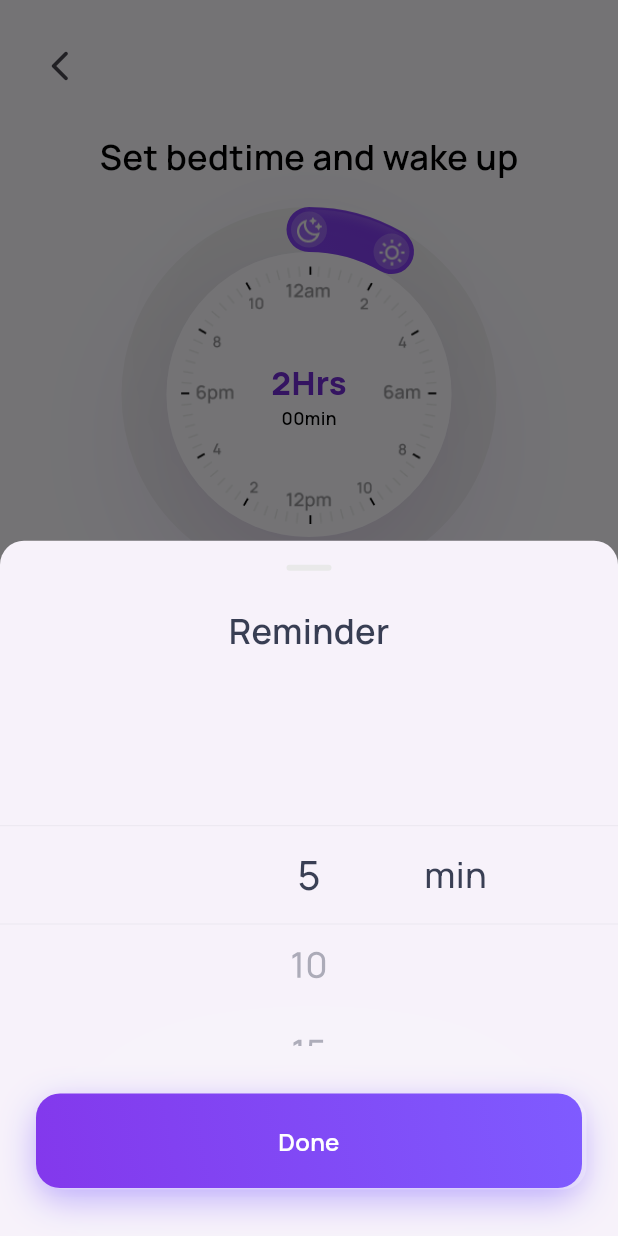
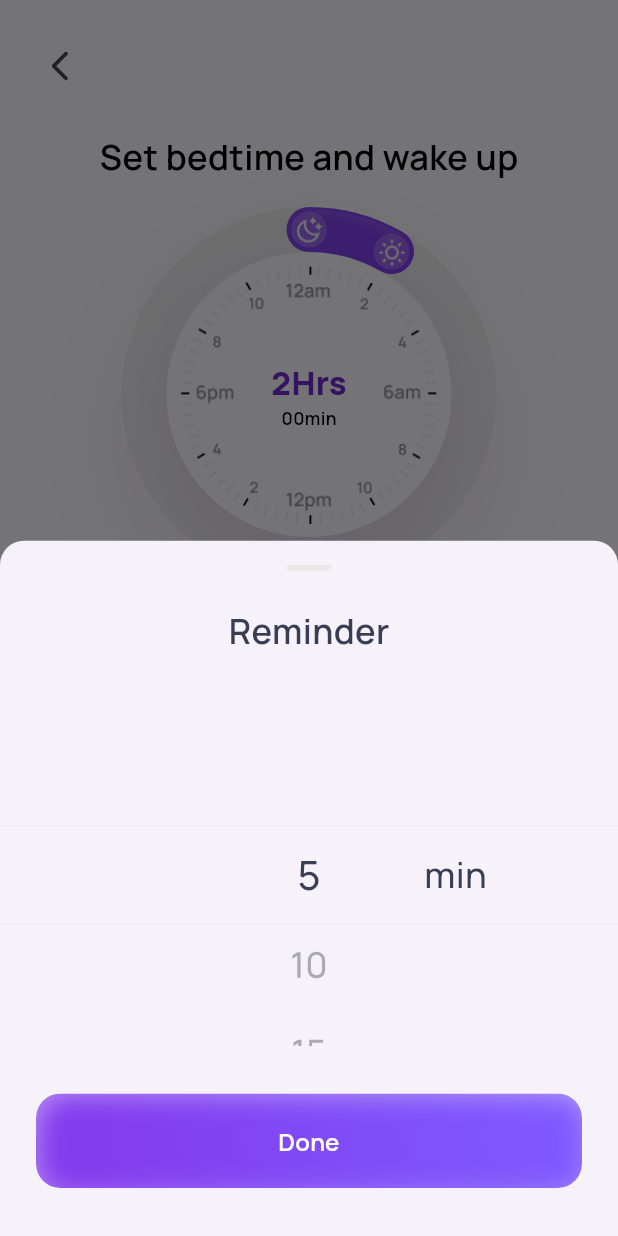
Before and after one commit to Colman1000/pavlok, a Flutter app: the OnBoardingView screen opened directly with sample values from the repository, after a tap on "Remind me before bedtime", on a phone screen of 412 x 824 dp. Run offline on Flutter 3.47's test engine with Material 2 defaults, Android fonts, the light colour scheme and no system bars; our stand-ins replace async_builder, get, get_storage, google_fonts; accounts and stored records are empty.

Commit message:
added inner shadow

```diff
--- a/lib/screens/onboarding/widgets/day_select.dart
+++ b/lib/screens/onboarding/widgets/day_select.dart
@@ -2,6 +2,7 @@ import 'package:flutter/material.dart';
 import 'package:google_fonts/google_fonts.dart';
 import 'package:pavlok/config/colors.dart';
 import 'package:pavlok/utils/helpers.dart';
+import 'package:pavlok/widgets/inner_shadow.dart';
 
 class DaySelect extends StatelessWidget {
   const DaySelect({
@@ -24,7 +25,19 @@ class DaySelect extends StatelessWidget {
         height: 36,
         child: Stack(
           children: [
-            Container(
+            ClipOval(
+              child: InnerShadow(
+                shadow: isSelected
+                    ? BoxShadow(
+                        blurStyle: BlurStyle.inner,
+                        blurRadius: 15,
+                        offset: const Offset(3, 1),
+                        color: const Color(0xFFFFFFFF).withOpacity(0.5),
+                      )
+                    : const BoxShadow(
+                        color: Colors.transparent,
+                      ),
+                child: Container(
                   decoration: BoxDecoration(
                     gradient: isSelected
                         ? const LinearGradient(
@@ -60,20 +73,8 @@ class DaySelect extends StatelessWidget {
                     color: isSelected ? null : PavlokColors.grey,
                     shape: BoxShape.circle,
                   ),
-              foregroundDecoration: isSelected
-                  ? BoxDecoration(
-                      boxShadow: [
-                        BoxShadow(
-                          blurStyle: BlurStyle.outer,
-                          blurRadius: 50,
-                          spreadRadius: -3,
-                          offset: Offset(3, 1),
-                          color: Color(0xFFFFFFFF).withAlpha(100),
                 ),
-                      ],
-                      shape: BoxShape.circle,
-                    )
-                  : null,
+              ),
             ),
             Align(
               child: Text(
--- a/lib/widgets/buttons/filled_button.dart
+++ b/lib/widgets/buttons/filled_button.dart
@@ -3,6 +3,7 @@ import 'package:get/get.dart';
 import 'package:google_fonts/google_fonts.dart';
 import 'package:pavlok/config/colors.dart';
 import 'package:pavlok/utils/helpers.dart';
+import 'package:pavlok/widgets/inner_shadow.dart';
 
 class ButtonFilled extends StatelessWidget {
   const ButtonFilled(
@@ -28,6 +29,15 @@ class ButtonFilled extends StatelessWidget {
       padding: const EdgeInsets.symmetric(horizontal: 24),
       child: ConstrainedBox(
         constraints: const BoxConstraints(minWidth: double.infinity - 48),
+        child: ClipRRect(
+          borderRadius: _rad,
+          child: InnerShadow(
+            shadow: BoxShadow(
+              blurStyle: BlurStyle.inner,
+              blurRadius: 15,
+              offset: const Offset(3, 1),
+              color: const Color(0xFFFFFFFF).withOpacity(0.5),
+            ),
             child: Container(
               decoration: BoxDecoration(
                 borderRadius: _rad,
@@ -83,7 +93,8 @@ class ButtonFilled extends StatelessWidget {
                         ? () {}
                         : () => Helpers.tap(onPressed),
                 child: Padding(
-              padding: const EdgeInsets.symmetric(horizontal: 32, vertical: 20),
+                  padding:
+                      const EdgeInsets.symmetric(horizontal: 32, vertical: 20),
                   child: Text(
                     label,
                     textAlign: TextAlign.center,
@@ -97,6 +108,8 @@ class ButtonFilled extends StatelessWidget {
               ),
             ),
           ),
+        ),
+      ),
     );
   }
 }
--- /dev/null
+++ b/lib/widgets/inner_shadow.dart
@@ -0,0 +1,62 @@
+import 'dart:ui';
+
+import 'package:flutter/material.dart';
+import 'package:flutter/rendering.dart';
+
+class InnerShadow extends SingleChildRenderObjectWidget {
+  const InnerShadow({
+    Key? key,
+    this.shadow = const BoxShadow(
+      blurRadius: 10,
+      color: Colors.black38,
+      offset: Offset(0, 0),
+    ),
+    Widget? child,
+  }) : super(key: key, child: child);
+  final BoxShadow shadow;
+
+  @override
+  RenderObject createRenderObject(BuildContext context) {
+    final _RenderInnerShadow renderObject = _RenderInnerShadow();
+    updateRenderObject(context, renderObject);
+
+    return renderObject;
+  }
+
+  @override
+  void updateRenderObject(
+    BuildContext context,
+    _RenderInnerShadow renderObject,
+  ) =>
+      renderObject._shadow = shadow;
+}
+
+class _RenderInnerShadow extends RenderProxyBox {
+  Shadow? _shadow;
+
+  @override
+  void paint(PaintingContext context, Offset offset) {
+    if (child == null) return;
+    if (_shadow == null) return;
+    final shadow = _shadow!;
+
+    final Rect bounds = offset & size;
+
+    final Canvas canvas = context.canvas..saveLayer(bounds, Paint());
+    context.paintChild(child!, offset);
+
+    final Rect shadowRect = bounds.inflate(shadow.blurRadius);
+    final shadowPaint = Paint()
+      ..blendMode = BlendMode.srcATop
+      ..colorFilter = ColorFilter.mode(shadow.color, BlendMode.srcOut)
+      ..imageFilter =
+          ImageFilter.blur(sigmaX: shadow.blurSigma, sigmaY: shadow.blurSigma);
+    canvas
+      ..saveLayer(shadowRect, shadowPaint)
+      ..translate(shadow.offset.dx, shadow.offset.dy);
+    context.paintChild(child!, offset);
+    canvas
+      ..restore()
+      ..restore();
+  }
+}
```
Lines whose indentation alone changed are shown as unchanged.
